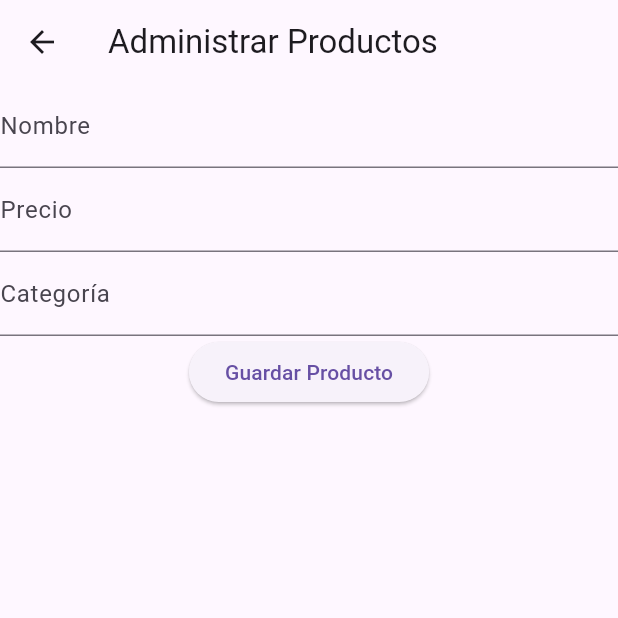
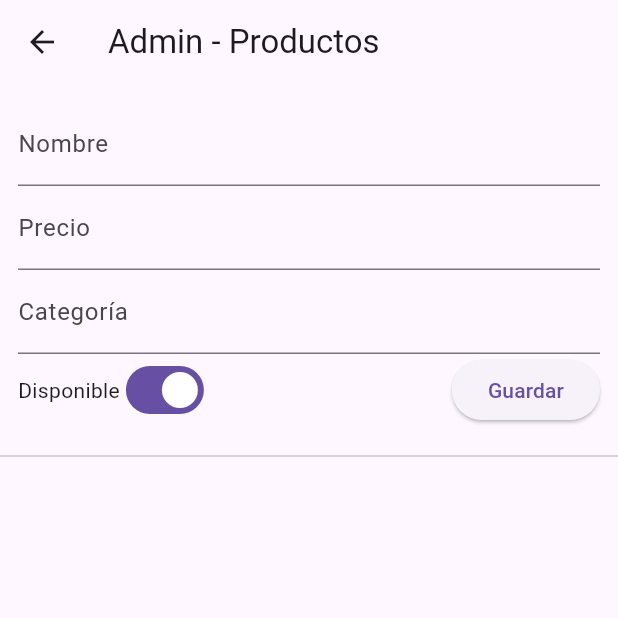
Before and after one commit to Franco11232/SDV_TheBronx, a Flutter app: the AdminProductosScreen screen opened directly, on a phone screen of 412 x 824 dp, the top half of it. Run offline on Flutter 3.47's test engine with Material 3 defaults, Android fonts, the phone set to English and light mode, and no system bars; our stand-ins replace cloud_firestore, firebase_auth, firebase_core; accounts and stored records are empty.

Commit message:
Nuevos cambios

```diff
--- /dev/null
+++ b/devtools_options.yaml
@@ -0,0 +1,3 @@
+description: This file stores settings for Dart & Flutter DevTools.
+documentation: https://docs.flutter.dev/tools/devtools/extensions#configure-extension-enablement-states
+extensions:
--- a/lib/screens/admin/admin_productos_screen.dart
+++ b/lib/screens/admin/admin_productos_screen.dart
@@ -1,47 +1,74 @@
+import 'package:flutter/material.dart';
 import 'package:cloud_firestore/cloud_firestore.dart';
-import 'package:flutter/material.dart';
 
-class AdminProductosScreen extends StatelessWidget {
-  final nombreCtrl = TextEditingController();
-  final precioCtrl = TextEditingController();
-  final categoriaCtrl = TextEditingController();
+class AdminProductosScreen extends StatefulWidget {
+  const AdminProductosScreen({super.key});
+
+  @override
+  State<AdminProductosScreen> createState() => _AdminProductosScreenState();
+}
+
+class _AdminProductosScreenState extends State<AdminProductosScreen> {
+  final _nombre = TextEditingController();
+  final _precio = TextEditingController();
+  final _categoria = TextEditingController();
+  bool _disponible = true;
+
+  Future<void> _crearProducto() async {
+    final nombre = _nombre.text.trim();
+    final precio = double.tryParse(_precio.text.trim()) ?? 0;
+    final categoria = _categoria.text.trim();
+    if (nombre.isEmpty || categoria.isEmpty) {
+      ScaffoldMessenger.of(context).showSnackBar(const SnackBar(content: Text('Completa nombre y categoría')));
+      return;
+    }
+    await FirebaseFirestore.instance.collection('productos').add({
+      'nombre': nombre,
+      'precio': precio,
+      'categoria': categoria,
+      'disponible': _disponible,
+    });
+    _nombre.clear(); _precio.clear(); _categoria.clear();
+  }
+
+  Future<void> _borrarProducto(String id) => FirebaseFirestore.instance.collection('productos').doc(id).delete();
 
   @override
   Widget build(BuildContext context) {
     return Scaffold(
-      appBar: AppBar(title: Text("Administrar Productos")),
+      appBar: AppBar(title: const Text('Admin - Productos')),
       body: Column(
         children: [
-          TextField(controller: nombreCtrl, decoration: InputDecoration(labelText: "Nombre")),
-          TextField(controller: precioCtrl, decoration: InputDecoration(labelText: "Precio"), keyboardType: TextInputType.number),
-          TextField(controller: categoriaCtrl, decoration: InputDecoration(labelText: "Categoría")),
-          ElevatedButton(
-            onPressed: () async {
-              await FirebaseFirestore.instance.collection("productos").add({
-                "nombre": nombreCtrl.text,
-                "precio": double.parse(precioCtrl.text),
-                "categoria": categoriaCtrl.text,
-                "disponible": true,
-              });
-              nombreCtrl.clear();
-              precioCtrl.clear();
-              categoriaCtrl.clear();
-            },
-            child: Text("Guardar Producto"),
+          Padding(
+            padding: const EdgeInsets.all(12),
+            child: Column(children: [
+              TextField(controller: _nombre, decoration: const InputDecoration(labelText: 'Nombre')),
+              TextField(controller: _precio, decoration: const InputDecoration(labelText: 'Precio'), keyboardType: TextInputType.number),
+              TextField(controller: _categoria, decoration: const InputDecoration(labelText: 'Categoría')),
+              Row(children: [
+                const Text('Disponible'),
+                Switch(value: _disponible, onChanged: (v) => setState(() => _disponible = v)),
+                const Spacer(),
+                ElevatedButton(onPressed: _crearProducto, child: const Text('Guardar')),
+              ]),
+            ]),
           ),
+          const Divider(),
           Expanded(
-            child: StreamBuilder(
-              stream: FirebaseFirestore.instance.collection("productos").snapshots(),
-              builder: (context, snapshot) {
-                if (!snapshot.hasData) return Center(child: CircularProgressIndicator());
-                final productos = snapshot.data!.docs;
+            child: StreamBuilder<QuerySnapshot>(
+              stream: FirebaseFirestore.instance.collection('productos').orderBy('categoria').snapshots(),
+              builder: (context, snap) {
+                if (!snap.hasData) return const Center(child: CircularProgressIndicator());
+                final docs = snap.data!.docs;
                 return ListView.builder(
-                  itemCount: productos.length,
+                  itemCount: docs.length,
                   itemBuilder: (_, i) {
-                    final p = productos[i];
+                    final d = docs[i];
                     return ListTile(
-                      title: Text(p["nombre"]),
-                      subtitle: Text("${p["categoria"]} - \$${p["precio"]}"),
+                      leading: const Icon(Icons.fastfood),
+                      title: Text(d['nombre'] ?? ''),
+                      subtitle: Text('${d['categoria'] ?? ''} - \$${(d['precio'] ?? 0).toString()}'),
+                      trailing: IconButton(icon: const Icon(Icons.delete), onPressed: () => _borrarProducto(d.id)),
                     );
                   },
                 );
--- a/lib/widgets/comanda_tile.dart
+++ b/lib/widgets/comanda_tile.dart
@@ -5,7 +5,7 @@ class ComandaTile extends StatelessWidget {
   final Comanda comanda;
   final void Function(String nuevoEstado)? onActualizarEstado;
 
-  ComandaTile({required this.comanda, this.onActualizarEstado});
+  const ComandaTile({super.key, required this.comanda, this.onActualizarEstado});
 
   @override
   Widget build(BuildContext context) {
```
Also changed, not shown: lib/models/product.dart (+29 -13 lines), lib/screens/admin/admin_home.dart (+46 -2 lines), lib/screens/cajero/cajer_home.dart (+35 -25 lines), lib/services/product_service.dart (+22 -5 lines).
